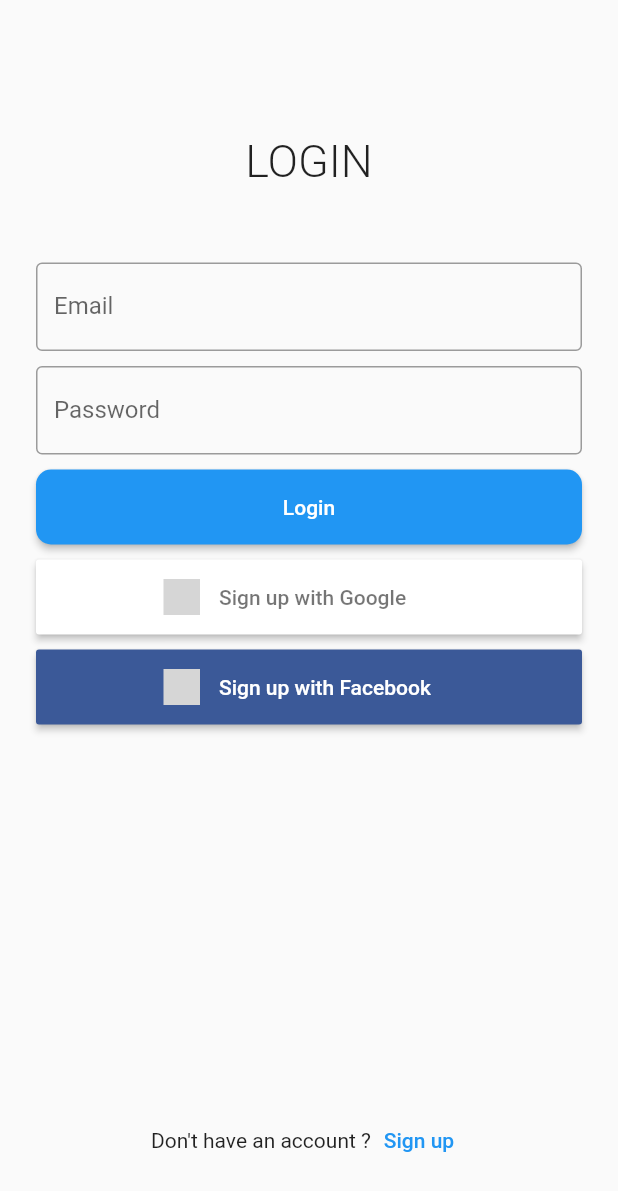
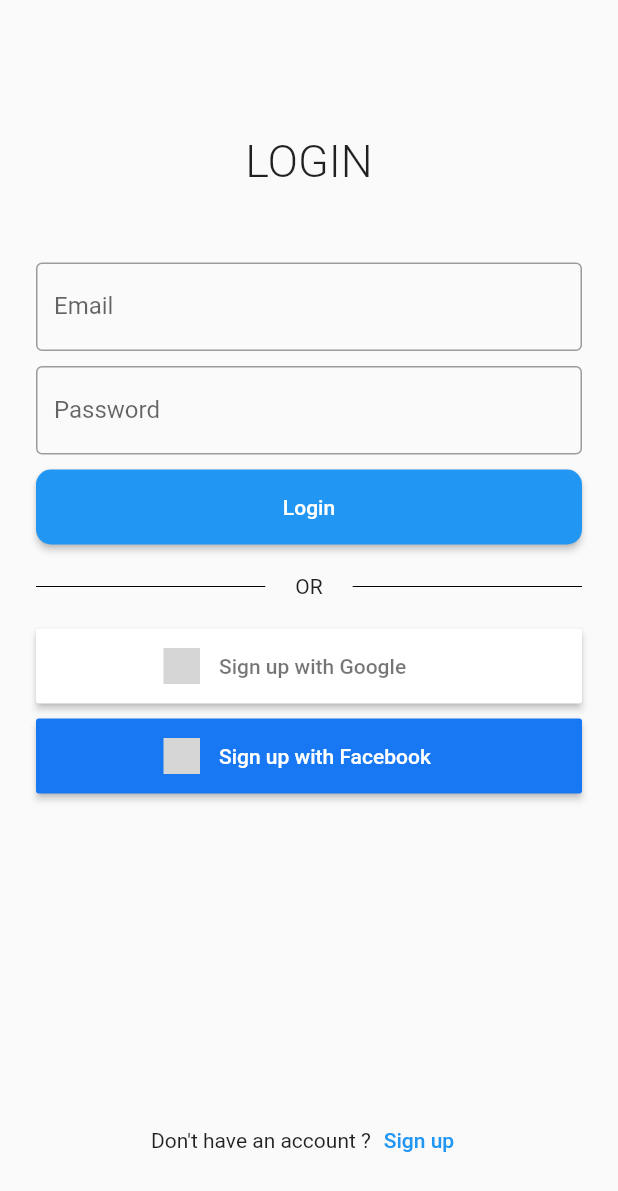
Before and after one commit to envisse/flutter_firebase_auth, a Flutter app: the LoginPage screen opened directly, after a tap on "Sign up with Facebook", on a phone screen of 412 x 824 dp. Shown: the top 1191 px of the screen. Run offline on Flutter 3.47's test engine with Material 2 defaults, Android fonts, the phone set to English and light mode, and no system bars; our stand-ins replace email_validator, firebase_auth, firebase_core, flutter_easyloading, flutter_signin_button, google_sign_in; missing offline and left inert: flutter_facebook_auth; accounts and stored records are empty; grey boxes are pictures that could not be loaded.

```diff
--- a/lib/page/page_authentication.dart
+++ b/lib/page/page_authentication.dart
@@ -103,6 +103,32 @@ class LoginPage extends StatelessWidget {
                         SizedBox(
                           height: 10,
                         ),
+                        Row(
+                          children: [
+                            Expanded(
+                              child: new Container(
+                                margin: EdgeInsets.only(right: 20),
+                                child: Divider(
+                                  color: Colors.black,
+                                  height: 36,
+                                ),
+                              ),
+                            ),
+                            Text('OR'),
+                            Expanded(
+                              child: new Container(
+                                margin: EdgeInsets.only(left: 20),
+                                child: Divider(
+                                  color: Colors.black,
+                                  height: 36,
+                                ),
+                              ),
+                            ),
+                          ],
+                        ),
+                        SizedBox(
+                          height: 10,
+                        ),
                         SizedBox(
                           height: 50,
                           width: double.infinity,
@@ -123,12 +149,12 @@ class LoginPage extends StatelessWidget {
                           height: 50,
                           width: double.infinity,
                           child: SignInButton(
-                            Buttons.Facebook,
+                            Buttons.FacebookNew,
                             text: "Sign up with Facebook",
                             onPressed: () {
                               context
                                   .read<AuthenticationService>()
-                                  .signInWithGoogle();
+                                  .signinwithFacebook(context);
                             },
                           ),
                         )
--- a/lib/service/authentication_service.dart
+++ b/lib/service/authentication_service.dart
@@ -2,6 +2,7 @@ import 'package:firebase_auth/firebase_auth.dart';
 import 'package:flutter/material.dart';
 import 'package:flutter_easyloading/flutter_easyloading.dart';
 import 'package:google_sign_in/google_sign_in.dart';
+import 'package:flutter_facebook_auth/flutter_facebook_auth.dart';
 
 class AuthenticationService {
   final FirebaseAuth _firebaseAuth;
@@ -49,6 +50,7 @@ class AuthenticationService {
       idToken: googleAuth.idToken,
     );
 
+    // Once signed in, return the UserCredential
     try {
       await _firebaseAuth.signInWithCredential(credential);
     } on FirebaseAuthException {
@@ -59,24 +61,17 @@ class AuthenticationService {
     }
   }
 
-  // Future<void> signinwithFacebook(BuildContext context) async {
-  //   // Trigger the sign-in flow
-  //   final AccessToken result = await FacebookAuth.instance.login();
+  //  sign in with facebook account
+  Future<void> signinwithFacebook(BuildContext context) async {
+    // Trigger the sign-in flow
+    final LoginResult result = await FacebookAuth.instance.login();
 
-  //   // Create a credential from the access token
-  //   final facebookAuthCredential =
-  //       FacebookAuthProvider.credential(result.token);
-
-  //   // Once signed in, return the UserCredential
-  //   try {
-  //     await _firebaseAuth.signInWithCredential(facebookAuthCredential);
-  //   } on FirebaseAuthException {
-  //     SnackBar message = SnackBar(
-  //       content: Text('Something wrong'),
-  //     );
-  //     ScaffoldMessenger.of(context).showSnackBar(message);
-  //   }
-  // }
+    if (result.status == LoginStatus.success) {
+      print('success');
+    } else {
+      print('not success');
+    }
+  }
 
   Future<void> signup(
       {String email, String password, BuildContext context}) async {
--- a/pubspec.yaml
+++ b/pubspec.yaml
@@ -25,16 +25,19 @@ dependencies:
     sdk: flutter
   firebase_core: "^1.2.1"
   firebase_auth: "^1.3.0"
-  google_sign_in: "^4.5.1" # google sign in package
+  google_sign_in: "^4.5.1" #google sign in package
+  flutter_facebook_auth: ^3.4.1 #facebook sign in package
   flutter_signin_button: ^2.0.0 #package for most common button sign in
   email_validator: '^1.0.0' #email validator
   provider: ^5.0.0 #provider for route
   flutter_easyloading: ^3.0.0 #loading while state is await
 
 
+
   # The following adds the Cupertino Icons font to your application.
   # Use with the CupertinoIcons class for iOS style icons.
   cupertino_icons: ^1.0.2
+
 
 dev_dependencies:
   flutter_test:
```
Also changed, not shown: pubspec.lock, 4 other files.
